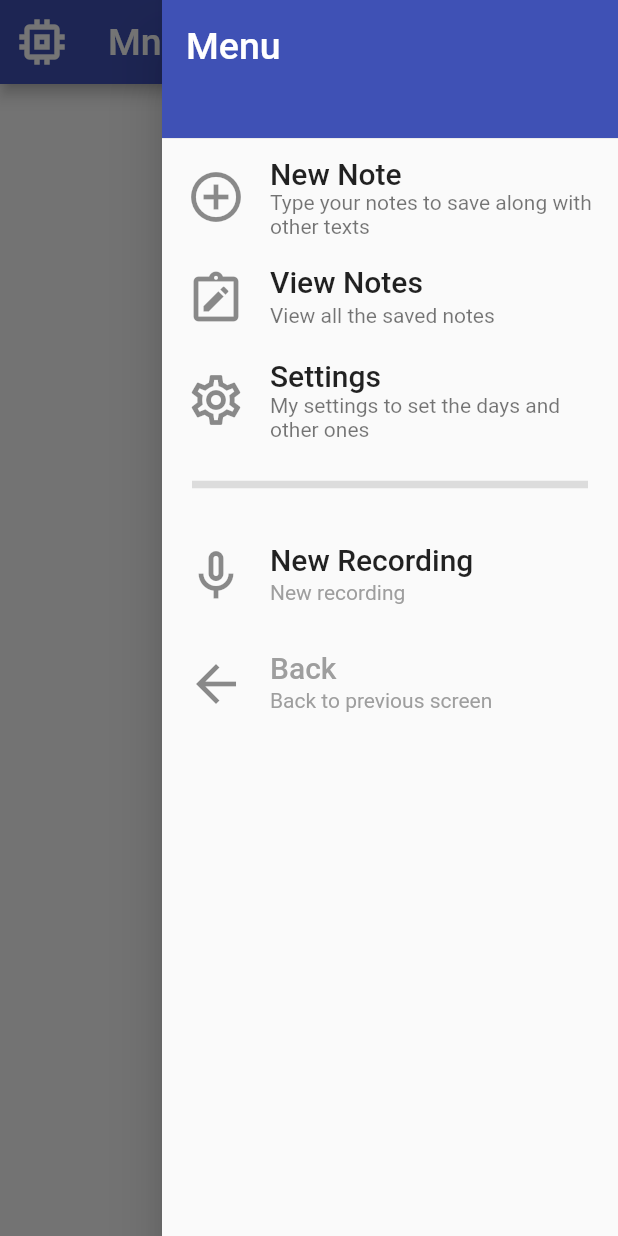
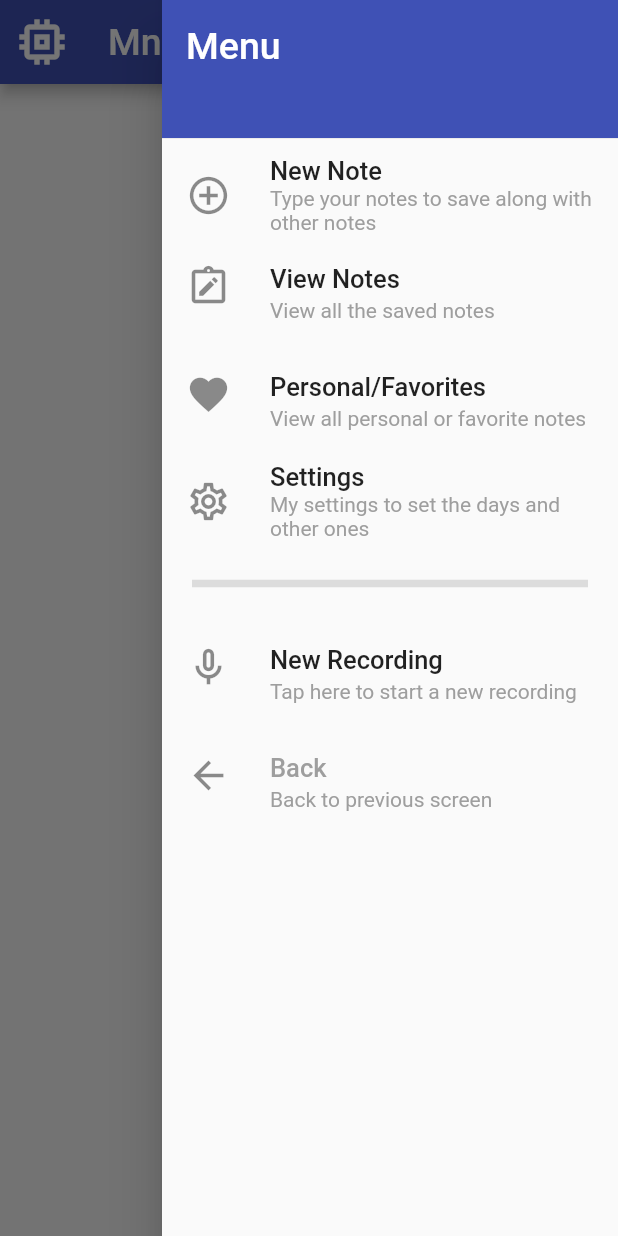
Before and after one commit to umgc/summer2021.charlie, a Flutter app: the screen it shows after launch, with the side drawer open, on a phone screen of 412 x 824 dp. Run offline on Flutter 3.47's test engine with Material 2 defaults, Android fonts, the phone set to English and light mode, and no system bars; drawn by our look-alikes of avatar_glow; our stand-ins replace flutter_tts, local_auth, rxdart; missing offline and left inert: encrypt, google_speech, highlight_text, sound_stream; statements that could not run were skipped.

Commit message:
Added biometrics for favorites, created a placeholder for favorites Renamed the load and load_form files to view_notes and view_notes_detail

```diff
--- a/lib/ui/menudrawer.dart
+++ b/lib/ui/menudrawer.dart
@@ -1,12 +1,56 @@
 import 'package:flutter/material.dart';
 
+import '/service/local_auth_api.dart';
 import 'audio_recognize.dart';
-import 'load.dart';
 import 'save.dart';
 import 'settings.dart';
+import 'view_notes.dart';
 
 ///MenuDrawer
 class MenuDrawer extends StatelessWidget {
+  _saveNewNote(BuildContext context) {
+    Navigator.pop(context);
+    Navigator.push(
+      context,
+      MaterialPageRoute(builder: (context) => Save()),
+    );
+  }
+
+  _loadNotes(BuildContext context) {
+    Navigator.pop(context);
+    Navigator.push(
+      context,
+      MaterialPageRoute(builder: (context) => ViewNotes()),
+    );
+  }
+
+  _loadFavorites(BuildContext context) async {
+    final isAuthenticated = await LocalAuthApi.authenticate();
+    if (isAuthenticated) {
+      Navigator.pop(context);
+      Navigator.push(
+        context,
+        MaterialPageRoute(builder: (context) => ViewNotes()),
+      );
+    }
+  }
+
+  _loadSettings(BuildContext context) async {
+    Navigator.pop(context);
+    Navigator.push(
+      context,
+      MaterialPageRoute(builder: (context) => Settings()),
+    );
+  }
+
+  _recordSpeech(BuildContext context) {
+    Navigator.pop(context);
+    Navigator.push(
+      context,
+      MaterialPageRoute(builder: (context) => AudioRecognize()),
+    );
+  }
+
   Widget build(BuildContext context) {
     return Drawer(
       child: ListView(
@@ -25,60 +69,45 @@ class MenuDrawer extends StatelessWidget {
                 ),
               )),
           //Save Screen
-          ListTile(
-              leading: Icon(
-                Icons.add_circle_outline,
-                size: 40,
-              ),
-              title: Text(
-                "New Note",
-                style: TextStyle(fontSize: 20),
-              ),
-              subtitle: Text('Type your notes to save along with other texts'),
-              onTap: () {
-                Navigator.pop(context);
-                Navigator.push(
-                  context,
-                  MaterialPageRoute(builder: (context) => Save()),
-                );
-              }),
-          //Load Screen
-          ListTile(
-            leading: Icon(
-              Icons.note_alt_outlined,
-              size: 40,
-            ),
-            title: Text(
-              "View Notes",
-              style: TextStyle(fontSize: 20),
-            ),
-            subtitle: Text('View all the saved notes'),
-            onTap: () {
-              Navigator.pop(context);
-              Navigator.push(
-                context,
-                MaterialPageRoute(builder: (context) => Load()),
-              );
+          _buildListTitle(
+            icon: Icons.add_circle_outline,
+            title: "New Note",
+            subTitleText: 'Type your notes to save along with other notes',
+            subTitleFontColor: Colors.grey,
+            onTapped: () {
+              _saveNewNote(context);
+            },
+          ),
+          //Load notes screen
+          _buildListTitle(
+            icon: Icons.note_alt_outlined,
+            title: "View Notes",
+            subTitleText: 'View all the saved notes',
+            subTitleFontColor: Colors.grey,
+            onTapped: () {
+              _loadNotes(context);
+            },
+          ),
+          //Favorites notes screen
+          _buildListTitle(
+            icon: Icons.favorite,
+            title: "Personal/Favorites",
+            subTitleText: 'View all personal or favorite notes',
+            subTitleFontColor: Colors.grey,
+            onTapped: () async {
+              _loadFavorites(context);
             },
           ),
           //Settings Screen
-          ListTile(
-              leading: Icon(
-                Icons.settings_outlined,
-                size: 40,
-              ),
-              title: Text(
-                "Settings",
-                style: TextStyle(fontSize: 20),
-              ),
-              subtitle: Text('My settings to set the days and other ones'),
-              onTap: () {
-                Navigator.pop(context);
-                Navigator.push(
-                  context,
-                  MaterialPageRoute(builder: (context) => Settings()),
-                );
-              }),
+          _buildListTitle(
+            icon: Icons.settings_outlined,
+            title: "Settings",
+            subTitleText: 'My settings to set the days and other ones',
+            subTitleFontColor: Colors.grey,
+            onTapped: () {
+              _loadSettings(context);
+            },
+          ),
           const Divider(
             height: 50,
             thickness: 5,
@@ -86,41 +115,52 @@ class MenuDrawer extends StatelessWidget {
             endIndent: 20,
           ),
           //Home Screen
-          ListTile(
-              leading: Icon(
-                Icons.mic_none_outlined,
-                size: 40,
-              ),
-              title: Text(
-                "New Recording",
-                style: TextStyle(fontSize: 20),
-              ),
-              subtitle:
-                  Text('New recording', style: TextStyle(color: Colors.grey)),
-              onTap: () {
-                Navigator.pop(context);
-                Navigator.push(
-                  context,
-                  MaterialPageRoute(builder: (context) => AudioRecognize()),
-                );
-              }),
+          _buildListTitle(
+            icon: Icons.mic_none_outlined,
+            title: "New Recording",
+            subTitleText: 'Tap here to start a new recording',
+            subTitleFontColor: Colors.grey,
+            onTapped: () {
+              _recordSpeech(context);
+            },
+          ),
           //Previous Screen
-          ListTile(
-              leading: Icon(
-                Icons.arrow_back_outlined,
-                size: 40,
-              ),
-              title: Text(
-                "Back",
-                style: TextStyle(fontSize: 20, color: Colors.grey),
-              ),
-              subtitle: Text('Back to previous screen',
-                  style: TextStyle(color: Colors.grey)),
-              onTap: () {
-                Navigator.of(context).pop();
-              }),
+          _buildListTitle(
+            icon: Icons.arrow_back_outlined,
+            title: "Back",
+            titleFontColor: Colors.grey,
+            subTitleText: 'Back to previous screen',
+            subTitleFontColor: Colors.grey,
+            onTapped: () {
+              Navigator.of(context).pop();
+            },
+          ),
         ],
       ),
     );
   }
+
+  Widget _buildListTitle({
+    IconData icon,
+    String title,
+    MaterialColor titleFontColor,
+    String subTitleText,
+    MaterialColor subTitleFontColor,
+    @required VoidCallback onTapped,
+  }) =>
+      ListTile(
+        leading: Icon(
+          icon,
+          size: 30,
+        ),
+        title: Text(
+          title,
+          style: titleFontColor != null
+              ? TextStyle(fontSize: 17, color: titleFontColor)
+              : TextStyle(fontSize: 17),
+        ),
+        subtitle:
+            Text(subTitleText, style: TextStyle(color: subTitleFontColor)),
+        onTap: onTapped,
+      );
 }
--- a/lib/ui/load.dart
+++ b/lib/ui/view_notes.dart
@@ -1,17 +1,17 @@
 import 'package:flutter/material.dart';
 
-import 'loadform.dart';
 import 'menudrawer.dart';
+import 'view_notes_detail.dart';
 
 ///Load the notes
-class Load extends StatelessWidget {
+class ViewNotes extends StatelessWidget {
   Widget build(BuildContext context) {
     return Scaffold(
       appBar: AppBar(
         title: Text("View Notes"),
       ),
       endDrawer: MenuDrawer(),
-      body: LoadForm(),
+      body: ViewNotesDetail(),
     );
   }
 }
--- a/lib/ui/loadform.dart
+++ b/lib/ui/view_notes_detail.dart
@@ -9,11 +9,11 @@ import 'save.dart';
 import 'script.dart';
 
 ///LoadForm
-class LoadForm extends StatefulWidget {
-  _LoadFormState createState() => _LoadFormState();
+class ViewNotesDetail extends StatefulWidget {
+  _ViewNotesDetailState createState() => _ViewNotesDetailState();
 }
 
-class _LoadFormState extends State<LoadForm> {
+class _ViewNotesDetailState extends State<ViewNotesDetail> {
   TextMap logs = TextMap();
   String rawText = "";
   String outputText = "";
--- a/pubspec.yaml
+++ b/pubspec.yaml
@@ -31,6 +31,7 @@ dependencies:
   #workmanager: ^0.4.1
   encrypt: ^5.0.0
   flutter_tts: ^3.1.0
+  local_auth: ^1.1.6
 
 
   # The following adds the Cupertino Icons font to your application.
```
Also changed, not shown: lib/service/local_auth_api.dart (added, +45 -0 lines), lib/ui/script.dart (+4 -3 lines), pubspec.lock, 9 other files.
